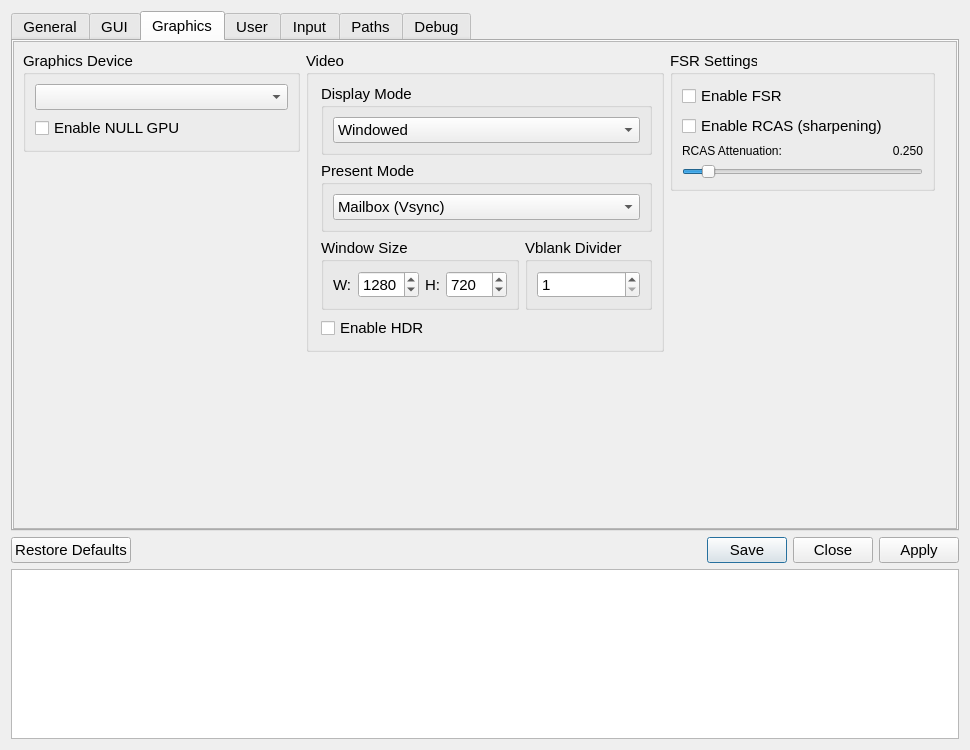
Old version of the form src/qt_gui/settings_dialog.ui in the repository shadps4-emu/shadPS4.
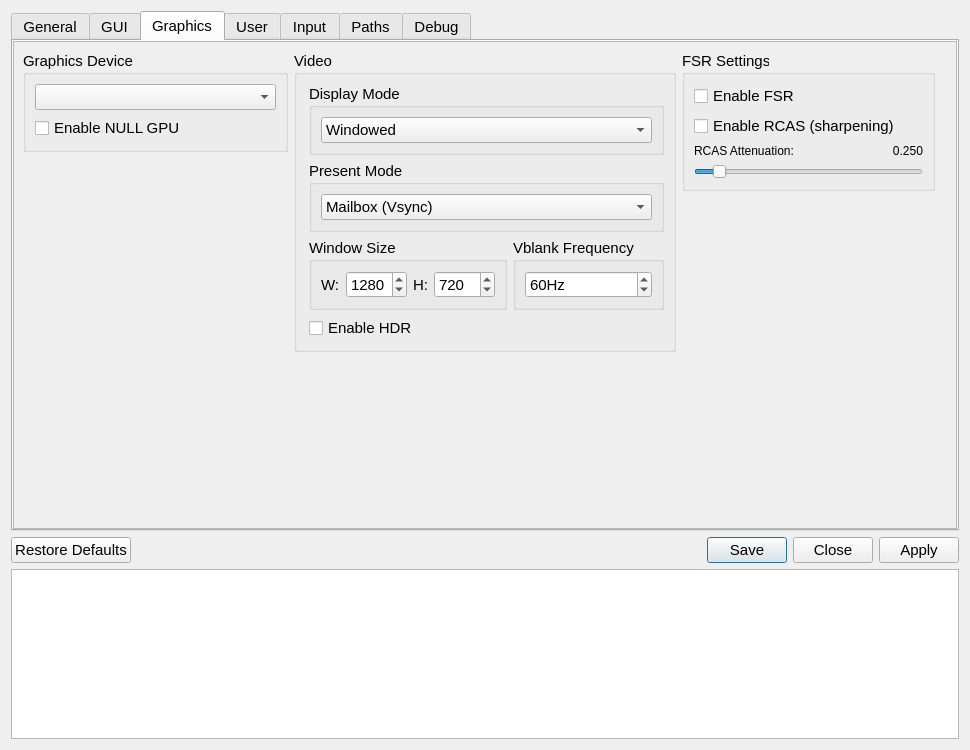
New version of the form. Icons and pictures are not drawn.

The edit to the form file:
```diff
--- a/src/qt_gui/settings_dialog.ui
+++ b/src/qt_gui/settings_dialog.ui
@@ -987,8 +987,8 @@
         <rect>
          <x>0</x>
          <y>0</y>
-         <width>946</width>
-         <height>536</height>
+         <width>944</width>
+         <height>487</height>
         </rect>
        </property>
        <layout class="QVBoxLayout" name="graphicsTabVLayout" stretch="0,0">
@@ -1205,7 +1205,7 @@
                  <item>
                   <widget class="QGroupBox" name="heightDivider">
                    <property name="title">
-                    <string>Vblank Divider</string>
+                    <string>Vblank Frequency</string>
                    </property>
                    <layout class="QVBoxLayout" name="vblankLayout">
                     <item>
@@ -1213,6 +1213,12 @@
                       <property name="frame">
                        <bool>true</bool>
                       </property>
+                      <property name="alignment">
+                       <set>Qt::AlignmentFlag::AlignLeading|Qt::AlignmentFlag::AlignLeft|Qt::AlignmentFlag::AlignVCenter</set>
+                      </property>
+                      <property name="specialValueText">
+                       <string/>
+                      </property>
                       <property name="accelerated">
                        <bool>true</bool>
                       </property>
@@ -1222,6 +1228,9 @@
                       <property name="keyboardTracking">
                        <bool>false</bool>
                       </property>
+                      <property name="suffix">
+                       <string>Hz</string>
+                      </property>
                       <property name="minimum">
                        <number>1</number>
                       </property>
@@ -1229,7 +1238,7 @@
                        <number>9999</number>
                       </property>
                       <property name="value">
-                       <number>1</number>
+                       <number>60</number>
                       </property>
                      </widget>
                     </item>
```
Left out of the diff: 30 changed lines with no effect on the pictures.
